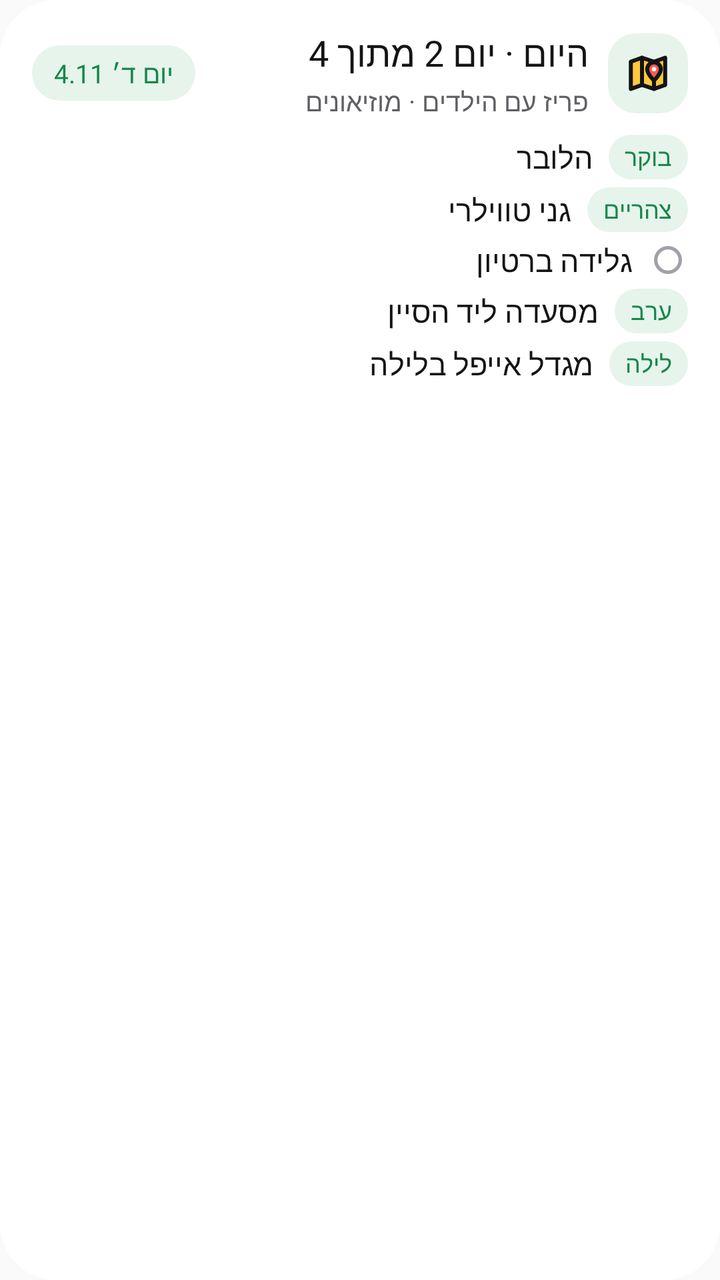
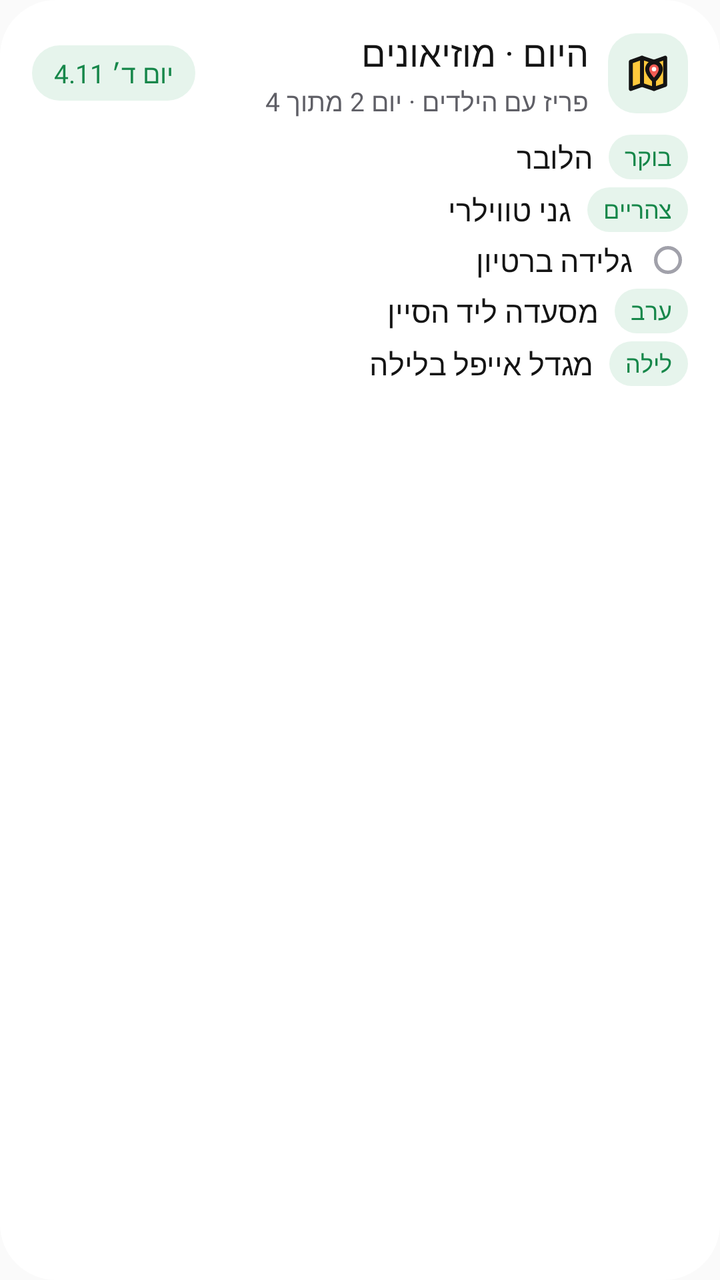

The first picture is an Android layout as it rendered before a commit; the second is the same layout after the commit. The layout source and the unified diff follow.
<!-- AndroidManifest.xml: application theme AppTheme -->
<!-- res/layout/widget_plan_preview.xml -->
<?xml version="1.0" encoding="utf-8"?>
<LinearLayout
    xmlns:android="http://schemas.android.com/apk/res/android"
    android:id="@+id/root"
    android:layout_width="match_parent"
    android:layout_height="match_parent"
    android:background="@drawable/widget_bg"
    android:layoutDirection="rtl"
    android:orientation="vertical"
    android:paddingStart="16dp"
    android:paddingEnd="16dp"
    android:paddingTop="14dp"
    android:paddingBottom="14dp">
    <LinearLayout
        android:id="@+id/header"
        android:layout_width="match_parent"
        android:layout_height="wrap_content"
        android:orientation="horizontal"
        android:gravity="center_vertical">
        <FrameLayout
            android:id="@+id/icon_tile"
            android:layout_width="40dp"
            android:layout_height="40dp"
            android:background="@drawable/widget_soft">
            <ImageView
                android:id="@+id/icon"
                android:layout_width="24dp"
                android:layout_height="24dp"
                android:src="@drawable/ic_ws_map"
                android:importantForAccessibility="no"
                android:layout_gravity="center" />
        </FrameLayout>
        <LinearLayout
            android:layout_width="0dp"
            android:layout_height="wrap_content"
            android:orientation="vertical"
            android:layout_weight="1"
            android:layout_marginStart="10dp">
            <TextView
                android:id="@+id/title"
                android:layout_width="match_parent"
                android:layout_height="wrap_content"
                style="@style/WBold.Title"
                android:text="היום · יום 2 מתוך 4" />
            <TextView
                android:id="@+id/subtitle"
                android:layout_width="match_parent"
                android:layout_height="wrap_content"
                style="@style/WText.Muted"
                android:layout_marginTop="3dp"
                android:text="פריז עם הילדים · מוזיאונים" />
        </LinearLayout>
        <TextView
            android:id="@+id/chip"
            android:layout_width="wrap_content"
            android:layout_height="wrap_content"
            style="@style/WBold.Chip"
            android:layout_marginStart="8dp"
            android:text="יום ד׳ 4.11" />
    </LinearLayout>
    <LinearLayout
        android:id="@+id/list"
        android:layout_width="match_parent"
        android:layout_height="0dp"
        android:orientation="vertical"
        android:layout_weight="1"
        android:layout_marginTop="4dp">
        <LinearLayout
            android:id="@+id/plan_row_1"
            android:layout_width="match_parent"
            android:layout_height="wrap_content"
            android:layout_marginTop="4dp"
            android:gravity="center_vertical"
            android:orientation="horizontal">
            <TextView
                android:id="@+id/plan_time_1"
                android:layout_width="wrap_content"
                android:layout_height="wrap_content"
                style="@style/WBold.Pill"
                android:text="בוקר" />
            <ImageView
                android:id="@+id/plan_ring_1"
                android:layout_width="14dp"
                android:layout_height="14dp"
                android:src="@drawable/widget_dot"
                android:importantForAccessibility="no"
                android:layout_marginStart="3dp"
                android:layout_marginEnd="3dp"
                android:visibility="gone" />
            <TextView
                android:id="@+id/plan_title_1"
                android:layout_width="0dp"
                android:layout_height="wrap_content"
                style="@style/WText"
                android:layout_weight="1"
                android:layout_marginStart="8dp"
                android:text="הלובר" />
        </LinearLayout>
        <LinearLayout
            android:id="@+id/plan_row_2"
            android:layout_width="match_parent"
            android:layout_height="wrap_content"
            android:layout_marginTop="4dp"
            android:gravity="center_vertical"
            android:orientation="horizontal">
            <TextView
                android:id="@+id/plan_time_2"
                android:layout_width="wrap_content"
                android:layout_height="wrap_content"
                style="@style/WBold.Pill"
                android:text="צהריים" />
            <ImageView
                android:id="@+id/plan_ring_2"
                android:layout_width="14dp"
                android:layout_height="14dp"
                android:src="@drawable/widget_dot"
                android:importantForAccessibility="no"
                android:layout_marginStart="3dp"
                android:layout_marginEnd="3dp"
                android:visibility="gone" />
            <TextView
                android:id="@+id/plan_title_2"
                android:layout_width="0dp"
                android:layout_height="wrap_content"
                style="@style/WText"
                android:layout_weight="1"
                android:layout_marginStart="8dp"
                android:text="גני טווילרי" />
        </LinearLayout>
        <LinearLayout
            android:id="@+id/plan_row_3"
            android:layout_width="match_parent"
            android:layout_height="wrap_content"
            android:layout_marginTop="4dp"
            android:gravity="center_vertical"
            android:orientation="horizontal">
            <TextView
                android:id="@+id/plan_time_3"
                android:layout_width="wrap_content"
                android:layout_height="wrap_content"
                style="@style/WBold.Pill"
                android:visibility="gone" />
            <ImageView
                android:id="@+id/plan_ring_3"
                android:layout_width="14dp"
                android:layout_height="14dp"
                android:src="@drawable/widget_dot"
                android:importantForAccessibility="no"
                android:layout_marginStart="3dp"
                android:layout_marginEnd="3dp"
                android:visibility="visible" />
            <TextView
                android:id="@+id/plan_title_3"
                android:layout_width="0dp"
                android:layout_height="wrap_content"
                style="@style/WText"
                android:layout_weight="1"
                android:layout_marginStart="8dp"
                android:text="גלידה ברטיון" />
        </LinearLayout>
        <LinearLayout
            android:id="@+id/plan_row_4"
            android:layout_width="match_parent"
            android:layout_height="wrap_content"
            android:layout_marginTop="4dp"
            android:gravity="center_vertical"
            android:orientation="horizontal">
            <TextView
                android:id="@+id/plan_time_4"
                android:layout_width="wrap_content"
                android:layout_height="wrap_content"
                style="@style/WBold.Pill"
                android:text="ערב" />
            <ImageView
                android:id="@+id/plan_ring_4"
                android:layout_width="14dp"
                android:layout_height="14dp"
                android:src="@drawable/widget_dot"
                android:importantForAccessibility="no"
                android:layout_marginStart="3dp"
                android:layout_marginEnd="3dp"
                android:visibility="gone" />
            <TextView
                android:id="@+id/plan_title_4"
                android:layout_width="0dp"
                android:layout_height="wrap_content"
                style="@style/WText"
                android:layout_weight="1"
                android:layout_marginStart="8dp"
                android:text="מסעדה ליד הסיין" />
        </LinearLayout>
        <LinearLayout
            android:id="@+id/plan_row_5"
            android:layout_width="match_parent"
            android:layout_height="wrap_content"
            android:layout_marginTop="4dp"
            android:gravity="center_vertical"
            android:orientation="horizontal">
            <TextView
                android:id="@+id/plan_time_5"
                android:layout_width="wrap_content"
                android:layout_height="wrap_content"
                style="@style/WBold.Pill"
                android:text="לילה" />
            <ImageView
                android:id="@+id/plan_ring_5"
                android:layout_width="14dp"
                android:layout_height="14dp"
                android:src="@drawable/widget_dot"
                android:importantForAccessibility="no"
                android:layout_marginStart="3dp"
                android:layout_marginEnd="3dp"
                android:visibility="gone" />
            <TextView
                android:id="@+id/plan_title_5"
                android:layout_width="0dp"
                android:layout_height="wrap_content"
                style="@style/WText"
                android:layout_weight="1"
                android:layout_marginStart="8dp"
                android:text="מגדל אייפל בלילה" />
        </LinearLayout>
        <LinearLayout
            android:id="@+id/plan_row_6"
            android:layout_width="match_parent"
            android:layout_height="wrap_content"
            android:layout_marginTop="4dp"
            android:gravity="center_vertical"
            android:orientation="horizontal"
            android:visibility="gone">
            <TextView
                android:id="@+id/plan_time_6"
                android:layout_width="wrap_content"
                android:layout_height="wrap_content"
                style="@style/WBold.Pill"
                android:visibility="gone" />
            <ImageView
                android:id="@+id/plan_ring_6"
                android:layout_width="14dp"
                android:layout_height="14dp"
                android:src="@drawable/widget_dot"
                android:importantForAccessibility="no"
                android:layout_marginStart="3dp"
                android:layout_marginEnd="3dp"
                android:visibility="visible" />
            <TextView
                android:id="@+id/plan_title_6"
                android:layout_width="0dp"
                android:layout_height="wrap_content"
                style="@style/WText"
                android:layout_weight="1"
                android:layout_marginStart="8dp"
                android:text="שוק פשפשים" />
        </LinearLayout>
        <LinearLayout
            android:id="@+id/plan_row_7"
            android:layout_width="match_parent"
            android:layout_height="wrap_content"
            android:layout_marginTop="4dp"
            android:gravity="center_vertical"
            android:orientation="horizontal"
            android:visibility="gone">
            <TextView
                android:id="@+id/plan_time_7"
                android:layout_width="wrap_content"
                android:layout_height="wrap_content"
                style="@style/WBold.Pill"
                android:visibility="gone" />
            <ImageView
                android:id="@+id/plan_ring_7"
                android:layout_width="14dp"
                android:layout_height="14dp"
                android:src="@drawable/widget_dot"
                android:importantForAccessibility="no"
                android:layout_marginStart="3dp"
                android:layout_marginEnd="3dp"
                android:visibility="visible" />
            <TextView
                android:id="@+id/plan_title_7"
                android:layout_width="0dp"
                android:layout_height="wrap_content"
                style="@style/WText"
                android:layout_weight="1"
                android:layout_marginStart="8dp"
                android:text="סיבוב בסירה" />
        </LinearLayout>
        <LinearLayout
            android:id="@+id/plan_row_8"
            android:layout_width="match_parent"
            android:layout_height="wrap_content"
            android:layout_marginTop="4dp"
            android:gravity="center_vertical"
            android:orientation="horizontal"
            android:visibility="gone">
            <TextView
                android:id="@+id/plan_time_8"
                android:layout_width="wrap_content"
                android:layout_height="wrap_content"
                style="@style/WBold.Pill"
                android:visibility="gone" />
            <ImageView
                android:id="@+id/plan_ring_8"
                android:layout_width="14dp"
                android:layout_height="14dp"
                android:src="@drawable/widget_dot"
                android:importantForAccessibility="no"
                android:layout_marginStart="3dp"
                android:layout_marginEnd="3dp"
                android:visibility="visible" />
            <TextView
                android:id="@+id/plan_title_8"
                android:layout_width="0dp"
                android:layout_height="wrap_content"
                style="@style/WText"
                android:layout_weight="1"
                android:layout_marginStart="8dp"
                android:text="מונמארטר" />
        </LinearLayout>
        <TextView
            android:id="@+id/plan_more"
            android:layout_width="match_parent"
            android:layout_height="wrap_content"
            style="@style/WText.Muted"
            android:layout_marginTop="8dp"
            android:visibility="gone" />
    </LinearLayout>
</LinearLayout>
<!-- resources referenced by this layout -->
<resources>
  <!-- drawable widget_bg (drawable) -->
  <?xml version="1.0" encoding="utf-8"?>
  <shape xmlns:android="http://schemas.android.com/apk/res/android" android:shape="rectangle">
      <solid android:color="@color/w_bg" />
      <corners android:radius="28dp" />
  </shape>
  <!-- drawable widget_dot (drawable) -->
  <?xml version="1.0" encoding="utf-8"?>
  <shape xmlns:android="http://schemas.android.com/apk/res/android" android:shape="oval">
      <stroke android:width="2dp" android:color="@color/w_dot" />
      <size android:width="16dp" android:height="16dp" />
  </shape>
  <!-- drawable widget_soft (drawable) -->
  <?xml version="1.0" encoding="utf-8"?>
  <shape xmlns:android="http://schemas.android.com/apk/res/android" android:shape="rectangle">
      <solid android:color="@color/w_soft" />
      <corners android:radius="14dp" />
  </shape>
  <style name="WBold.Chip">
          <item name="android:textColor">@color/w_accent</item>
          <item name="android:textSize">13sp</item>
          <item name="android:background">@drawable/widget_chip</item>
          <item name="android:paddingStart">11dp</item>
          <item name="android:paddingEnd">11dp</item>
          <item name="android:paddingTop">5dp</item>
          <item name="android:paddingBottom">5dp</item>
      </style>
  <style name="WBold.Pill">
          <item name="android:textColor">@color/w_accent</item>
          <item name="android:textSize">12sp</item>
          <item name="android:background">@drawable/widget_chip</item>
          <item name="android:paddingStart">8dp</item>
          <item name="android:paddingEnd">8dp</item>
          <item name="android:paddingTop">3dp</item>
          <item name="android:paddingBottom">3dp</item>
      </style>
  <style name="WBold.Title">
          <item name="android:textSize">18sp</item>
      </style>
  <style name="WText" parent="WFontSemi">
          <item name="android:textColor">@color/w_text</item>
          <item name="android:textSize">15sp</item>
          <item name="android:maxLines">1</item>
          <item name="android:ellipsize">end</item>
          <item name="android:textAlignment">viewStart</item>
          <item name="android:includeFontPadding">false</item>
      </style>
  <style name="WText.Muted">
          <item name="android:textColor">@color/w_muted</item>
          <item name="android:textSize">13sp</item>
      </style>
  <style name="AppTheme" parent="Theme.AppCompat.Light.DarkActionBar">
          
          <item name="colorPrimary">@color/colorPrimary</item>
          <item name="colorPrimaryDark">@color/colorPrimaryDark</item>
          <item name="colorAccent">@color/colorAccent</item>
      </style>
  <color name="w_ink">#141414</color>
  <color name="w_bg">#FFFFFF</color>
  <color name="w_dot">#A1A1AA</color>
  <color name="w_soft">#E6F4EC</color>
  <color name="w_accent">#16874A</color>
  <!-- drawable widget_chip (drawable) -->
  <?xml version="1.0" encoding="utf-8"?>
  <shape xmlns:android="http://schemas.android.com/apk/res/android" android:shape="rectangle">
      <solid android:color="@color/w_soft" />
      <corners android:radius="999dp" />
  </shape>
  <style name="WFontSemi">
          <item name="android:fontFamily">sans-serif-medium</item>
      </style>
  <color name="w_text">#141414</color>
  <color name="w_muted">#5F5F66</color>
  <!-- unchanged entries left out for length: 1 -->
</resources>

<!-- the commit's change to res/layout/widget_plan_preview.xml (unified diff, before → after) -->
@@ -41,14 +41,14 @@
                 android:layout_width="match_parent"
                 android:layout_height="wrap_content"
                 style="@style/WBold.Title"
-                android:text="היום · יום 2 מתוך 4" />
+                android:text="היום · מוזיאונים" />
             <TextView
                 android:id="@+id/subtitle"
                 android:layout_width="match_parent"
                 android:layout_height="wrap_content"
                 style="@style/WText.Muted"
                 android:layout_marginTop="3dp"
-                android:text="פריז עם הילדים · מוזיאונים" />
+                android:text="פריז עם הילדים · יום 2 מתוך 4" />
         </LinearLayout>
         <TextView
             android:id="@+id/chip"
@@ -316,12 +316,5 @@
                 android:layout_marginStart="8dp"
                 android:text="מונמארטר" />
         </LinearLayout>
-        <TextView
-            android:id="@+id/plan_more"
-            android:layout_width="match_parent"
-            android:layout_height="wrap_content"
-            style="@style/WText.Muted"
-            android:layout_marginTop="8dp"
-            android:visibility="gone" />
     </LinearLayout>
 </LinearLayout>
